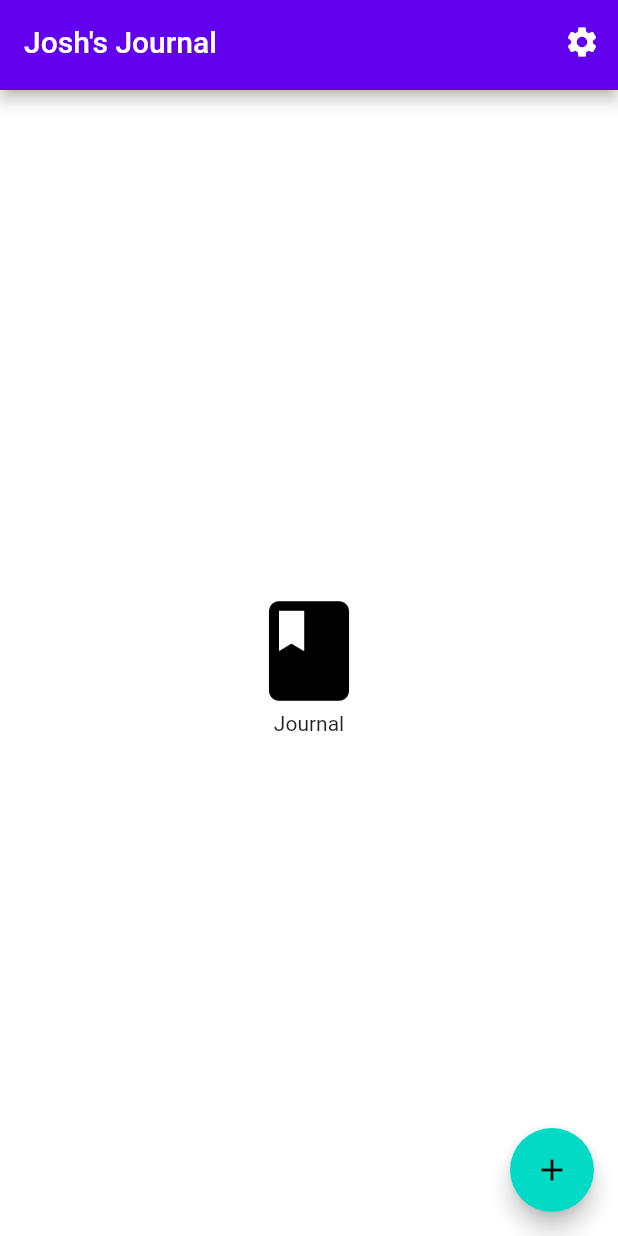
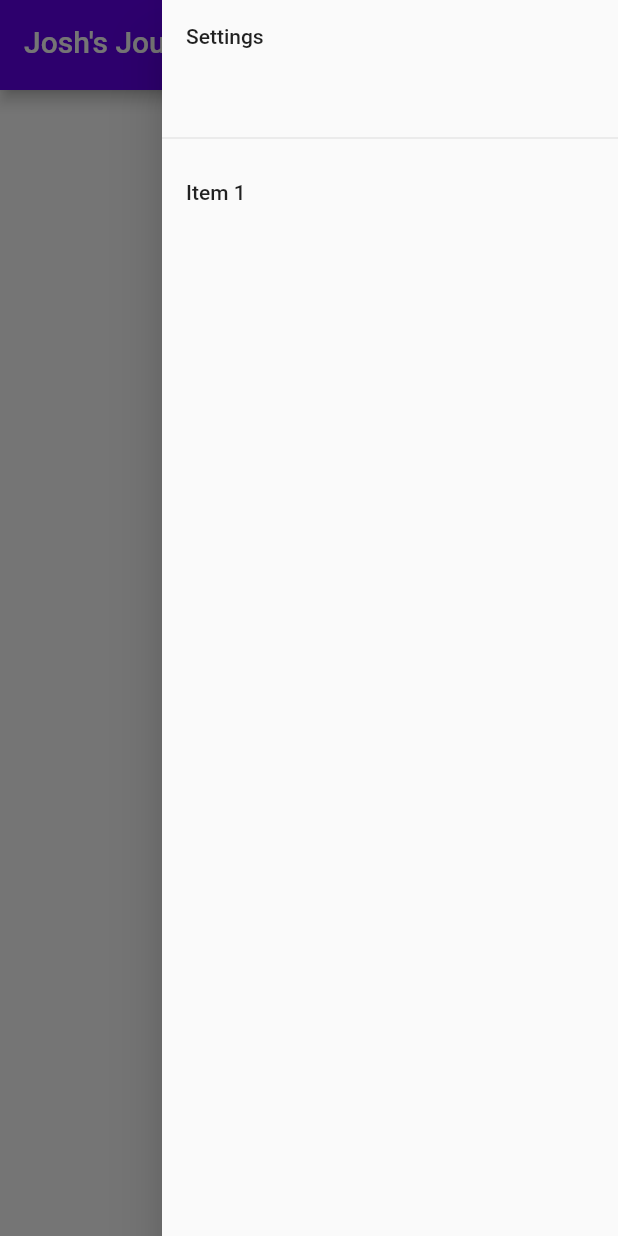
Before and after one commit to RevelsXIX/journal_test, a Flutter app: the screen it shows after launch, with the side drawer open (before the commit the screen has no drawer), on a phone screen of 412 x 824 dp. Run offline on Flutter 3.47's test engine with Material 2 defaults, Android fonts, the phone set to English and light mode, and no system bars; our stand-ins replace shared_preferences.

Commit message:
Fourth Commit

```diff
--- /dev/null
+++ b/lib/prefs/theme_preferences.dart
@@ -0,0 +1,2 @@
+import 'package:flutter/material.dart';
+import 'package:shared_preferences/shared_preferences.dart';
--- a/lib/screens/welcome.dart
+++ b/lib/screens/welcome.dart
@@ -1,5 +1,6 @@
 import 'package:flutter/material.dart';
 import 'package:journal_test/widgets/custom_appbar.dart';
+import 'package:journal_test/widgets/drawer_widget.dart';
 
 
 class WelcomeScreen extends StatefulWidget {
@@ -25,6 +26,7 @@ class _WelcomeScreenState extends State<WelcomeScreen>{
       appBar: CustomAppBar(
         text: title,
       ),
+      endDrawer: CustomDrawer(),
       body: Center(
         child: Column(
           mainAxisAlignment: MainAxisAlignment.center,
--- a/lib/widgets/custom_appbar.dart
+++ b/lib/widgets/custom_appbar.dart
@@ -20,17 +20,17 @@ class _CustomAppBarState extends State<CustomAppBar> {
   @override
   Widget build(BuildContext context) {
     return AppBar(
-        title: Text(widget.text),
-        actions: <Widget>[
-          IconButton(
-            icon: Icon(
-              Icons.settings,
-              color: Colors.white,
-            ),
-            onPressed: () {
-              // do something
-            },
-          )
-        ]);
+        title: Text(widget.text));
+        // actions: <Widget>[
+        //   IconButton(
+        //     icon: Icon(
+        //       Icons.settings,
+        //       color: Colors.white,
+        //     ),
+        //     onPressed: () {
+        //       // do something
+        //     },
+        //   )
+        // ]);
   }
 }
--- a/lib/widgets/drawer_widget.dart
+++ b/lib/widgets/drawer_widget.dart
@@ -0,0 +1,48 @@
+import 'package:flutter/material.dart';
+
+
+class CustomDrawer extends StatefulWidget {
+
+  // @override
+  // Size get preferredSize => Size.fromHeight(60.0);
+
+  // CustomAppBar(
+  //     {required this.text});
+  // final String text;
+
+  @override
+  State<CustomDrawer> createState() => _CustomDrawerState();
+}
+
+class _CustomDrawerState extends State<CustomDrawer> {
+
+
+
+  @override
+  Widget build(BuildContext context) {
+    return Drawer(
+      // Add a ListView to the drawer. This ensures the user can scroll
+      // through the options in the drawer if there isn't enough vertical
+      // space to fit everything.
+      child: ListView(
+        // Important: Remove any padding from the ListView.
+        padding: EdgeInsets.zero,
+        children: [
+          Container(
+            height: 100.0,
+            child: DrawerHeader(
+              child: Text("Settings")
+            ),
+          ),
+          ListTile(
+            title: const Text('Item 1'),
+            onTap: () {
+              // Update the state of the app.
+              // ...
+            },
+          )
+        ],
+      ),
+    );
+  }
+}
--- a/pubspec.yaml
+++ b/pubspec.yaml
@@ -34,6 +34,7 @@ dependencies:
   # The following adds the Cupertino Icons font to your application.
   # Use with the CupertinoIcons class for iOS style icons.
   cupertino_icons: ^1.0.2
+  shared_preferences: ^0.5.4
 
 dev_dependencies:
   flutter_test:
```
Also changed, not shown: lib/models/custom_themes.dart (+8 -0 lines), lib/widgets/switch_widget.dart (added, +16 -0 lines).
